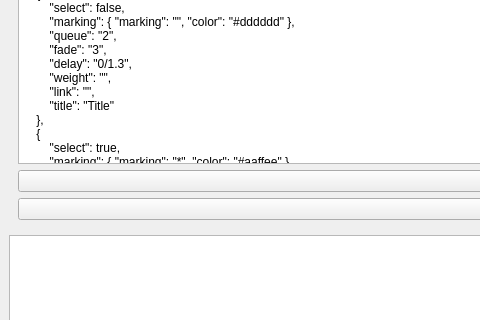
This is form/mainwindow.ui in thanhtoan36/QtProject as Qt 5 draws it before an edit; both pictures show x 0 to 480 and y 102 to 422 of the 1119 by 630 pixel window. The edited form follows.
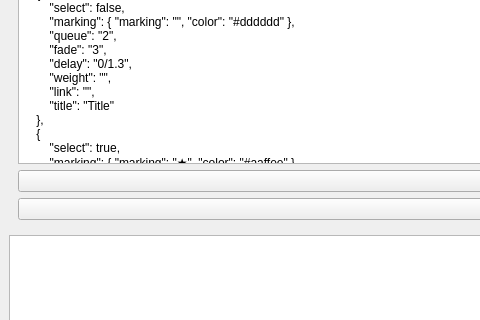
This is the edited form. The open tabs and pages were chosen to show the change.

The edit to the form file:
```diff
--- a/form/mainwindow.ui
+++ b/form/mainwindow.ui
@@ -478,7 +478,7 @@
     },
     {
         &quot;select&quot;: true,
-        &quot;marking&quot;: { &quot;marking&quot;: &quot;*&quot;, &quot;color&quot;: &quot;#aaffee&quot; },
+        &quot;marking&quot;: { &quot;marking&quot;: &quot;★&quot;, &quot;color&quot;: &quot;#aaffee&quot; },
         &quot;queue&quot;: &quot;2&quot;,
         &quot;fade&quot;: &quot;3/1&quot;,
         &quot;delay&quot;: &quot;&quot;,
```
Left out of the diff: 2 changed lines with no effect on the pictures.
